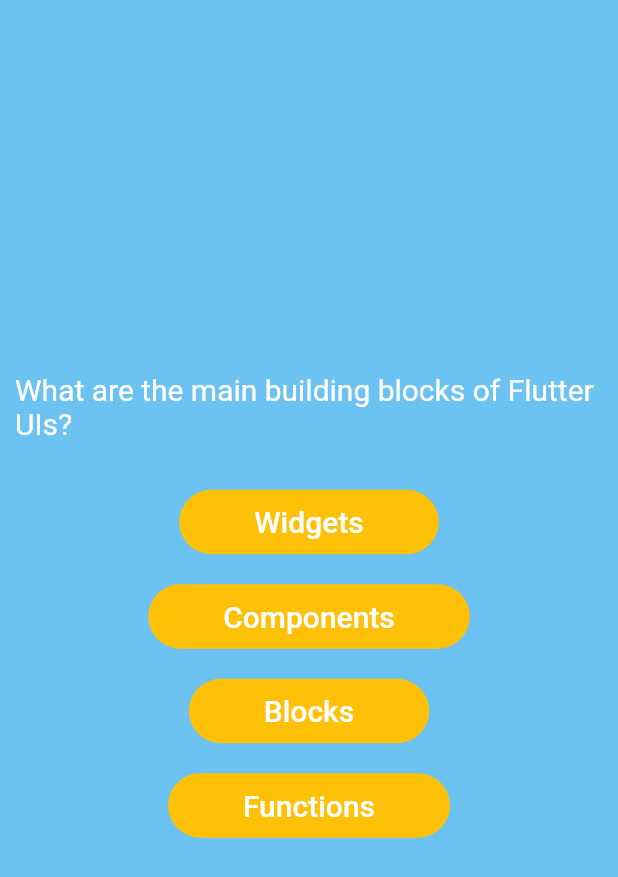
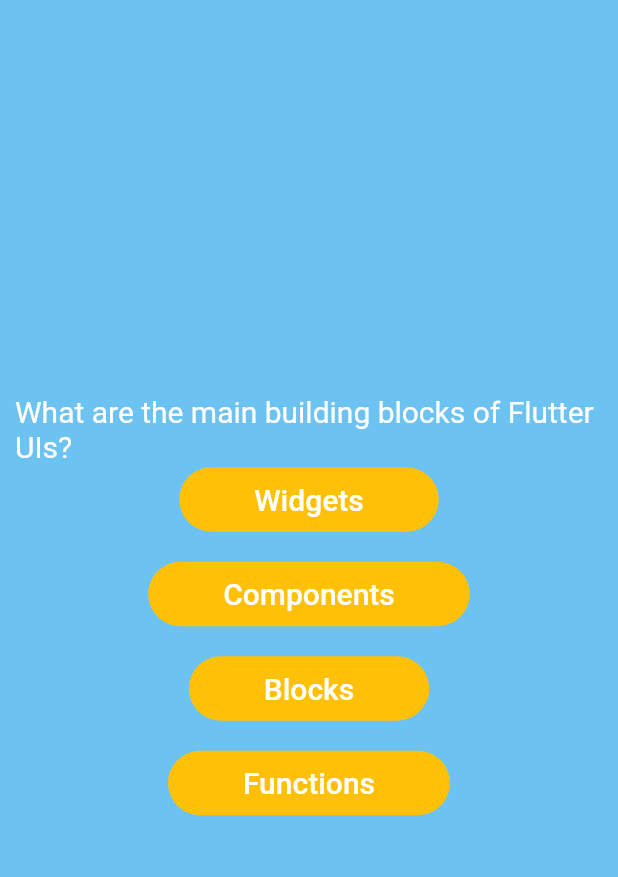
Before and after one commit to maithanhtrong1113/dartCourse, a Flutter app: the screen it shows after launch, after a tap on "Start Quiz", on a phone screen of 412 x 824 dp. Shown: the top 877 px of the screen. Run offline on Flutter 3.47's test engine with Material 2 defaults, Android fonts, the phone set to English and light mode, and no system bars.

Commit message:
add render list

```diff
--- a/lib/aswer_button.dart
+++ b/lib/aswer_button.dart
@@ -10,7 +10,10 @@ class AnswerButton extends StatelessWidget {
   final void Function() onTap;
   @override
   Widget build(context) {
-    return TextButton(
+    return Center(
+      child: Column(
+        children: [
+          TextButton(
             onPressed: onTap,
             style: TextButton.styleFrom(
               backgroundColor: Colors.amber,
@@ -26,6 +29,12 @@ class AnswerButton extends StatelessWidget {
                 color: Colors.white,
               ),
             ),
+          ),
+          const SizedBox(
+            height: 15,
+          ),
+        ],
+      ),
     );
   }
 }
--- a/lib/question_screen.dart
+++ b/lib/question_screen.dart
@@ -25,25 +25,8 @@ class _QuestionScreen extends State<QuestionScreen> {
               style: const TextStyle(color: Colors.white, fontSize: 20),
             ),
           ),
-          const SizedBox(
-            height: 30,
-          ),
-          AnswerButton(aswerText: currentQuestion.answers[0], onTap: () {}),
-          const SizedBox(
-            height: 15,
-          ),
-          AnswerButton(aswerText: currentQuestion.answers[1], onTap: () {}),
-          const SizedBox(
-            height: 15,
-          ),
-          AnswerButton(aswerText: currentQuestion.answers[2], onTap: () {}),
-          const SizedBox(
-            height: 15,
-          ),
-          AnswerButton(aswerText: currentQuestion.answers[3], onTap: () {}),
-          const SizedBox(
-            height: 15,
-          ),
+          ...currentQuestion.answers
+              .map((answer) => AnswerButton(aswerText: answer, onTap: () {}))
         ],
       ),
     );
```
Lines whose indentation alone changed are shown as unchanged.
